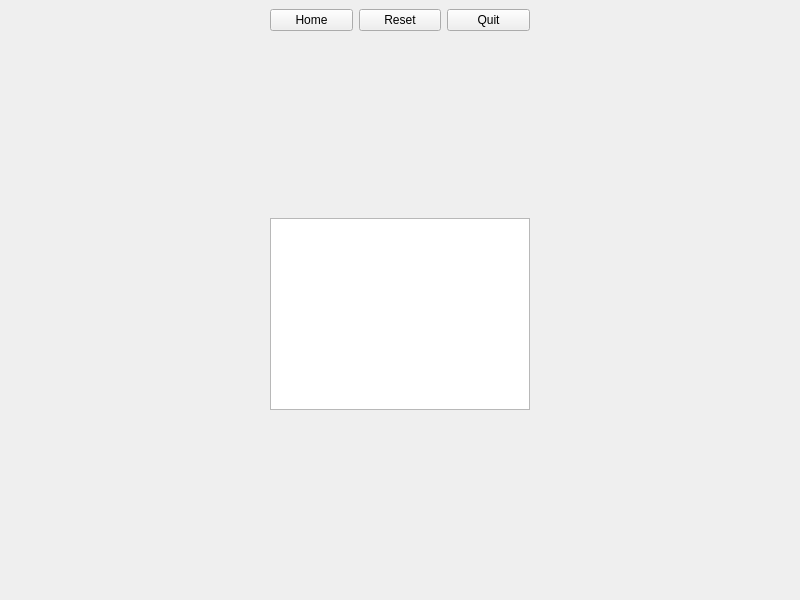
Old version of the form game.ui in the repository TithSambath/Game-XO.
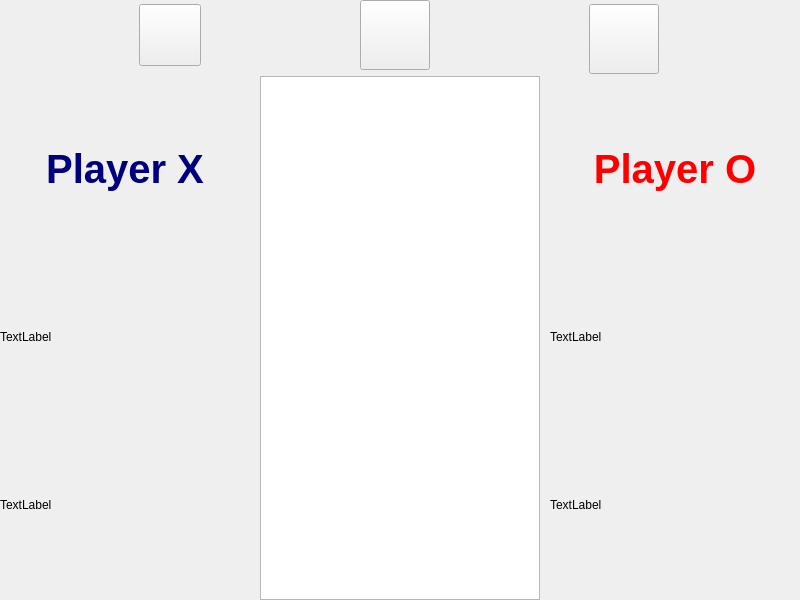
New version of the form. Icons and pictures are not drawn.

The edit to the form file:
```diff
--- a/game.ui
+++ b/game.ui
@@ -274,100 +274,378 @@
       </widget>
       <widget class="QWidget" name="page_3">
        <property name="styleSheet">
-        <string notr="true">border-color: rgb(255, 255, 255);
+        <string notr="true">border-image: url(:/backgroung1.png);
 </string>
        </property>
        <layout class="QGridLayout" name="gridLayout_2">
-        <item row="2" column="2">
-         <layout class="QVBoxLayout" name="verticalLayout">
+        <property name="leftMargin">
+         <number>0</number>
+        </property>
+        <property name="topMargin">
+         <number>0</number>
+        </property>
+        <property name="rightMargin">
+         <number>0</number>
+        </property>
+        <property name="bottomMargin">
+         <number>0</number>
+        </property>
+        <property name="horizontalSpacing">
+         <number>0</number>
+        </property>
+        <item row="1" column="1">
+         <spacer name="horizontalSpacer_5">
+          <property name="orientation">
+           <enum>Qt::Horizontal</enum>
+          </property>
+          <property name="sizeType">
+           <enum>QSizePolicy::Preferred</enum>
+          </property>
+          <property name="sizeHint" stdset="0">
+           <size>
+            <width>10</width>
+            <height>10</height>
+           </size>
+          </property>
+         </spacer>
+        </item>
+        <item row="1" column="3">
+         <spacer name="horizontalSpacer_6">
+          <property name="orientation">
+           <enum>Qt::Horizontal</enum>
+          </property>
+          <property name="sizeType">
+           <enum>QSizePolicy::Preferred</enum>
+          </property>
+          <property name="sizeHint" stdset="0">
+           <size>
+            <width>10</width>
+            <height>10</height>
+           </size>
+          </property>
+         </spacer>
+        </item>
+        <item row="0" column="0" colspan="5">
+         <layout class="QHBoxLayout" name="horizontalLayout_2">
+          <property name="topMargin">
+           <number>0</number>
+          </property>
+          <property name="bottomMargin">
+           <number>0</number>
+          </property>
           <item>
-           <layout class="QHBoxLayout" name="horizontalLayout">
-            <item>
-             <widget class="QPushButton" name="pushButton_2">
-              <property name="text">
-               <string>Home</string>
-              </property>
-             </widget>
-            </item>
-            <item>
-             <widget class="QPushButton" name="pushButton">
-              <property name="text">
-               <string>Reset</string>
-              </property>
-             </widget>
-            </item>
-            <item>
-             <widget class="QPushButton" name="pushButton_3">
-              <property name="text">
-               <string>Quit</string>
-              </property>
-             </widget>
-            </item>
-           </layout>
+           <widget class="QPushButton" name="HomeButton">
+            <property name="enabled">
+             <bool>true</bool>
+            </property>
+            <property name="maximumSize">
+             <size>
+              <width>60</width>
+              <height>60</height>
+             </size>
+            </property>
+            <property name="styleSheet">
+             <string notr="true">QPushButton{
+	border-image: url(:/Home Button.png);
+	max-width: 60px;
+	max-height: 60px;
+
+}
+QPushButton:hover{
+	border-image: url(:/Home Button.png);
+	border-width:  5%
+}</string>
+            </property>
+            <property name="text">
+             <string/>
+            </property>
+            <property name="iconSize">
+             <size>
+              <width>16</width>
+              <height>16</height>
+             </size>
+            </property>
+            <property name="checkable">
+             <bool>false</bool>
+            </property>
+           </widget>
           </item>
           <item>
-           <spacer name="verticalSpacer_5">
+           <spacer name="horizontalSpacer_3">
             <property name="orientation">
-             <enum>Qt::Vertical</enum>
+             <enum>Qt::Horizontal</enum>
             </property>
             <property name="sizeType">
-             <enum>QSizePolicy::MinimumExpanding</enum>
+             <enum>QSizePolicy::Fixed</enum>
             </property>
             <property name="sizeHint" stdset="0">
              <size>
-              <width>30</width>
-              <height>50</height>
+              <width>20</width>
+              <height>20</height>
              </size>
             </property>
            </spacer>
           </item>
           <item>
-           <widget class="QGraphicsView" name="view">
+           <widget class="QPushButton" name="reset">
+            <property name="minimumSize">
+             <size>
+              <width>70</width>
+              <height>70</height>
+             </size>
+            </property>
+            <property name="maximumSize">
+             <size>
+              <width>70</width>
+              <height>70</height>
+             </size>
+            </property>
             <property name="styleSheet">
-             <string notr="true"/>
+             <string notr="true">border-image: url(:/back buttton.png);</string>
             </property>
+            <property name="text">
+             <string/>
+            </property>
+            <property name="iconSize">
+             <size>
+              <width>16</width>
+              <height>16</height>
+             </size>
+            </property>
            </widget>
           </item>
           <item>
-           <spacer name="verticalSpacer_4">
+           <spacer name="horizontalSpacer_4">
             <property name="orientation">
-             <enum>Qt::Vertical</enum>
+             <enum>Qt::Horizontal</enum>
             </property>
+            <property name="sizeType">
+             <enum>QSizePolicy::Fixed</enum>
+            </property>
             <property name="sizeHint" stdset="0">
              <size>
               <width>20</width>
-              <height>40</height>
+              <height>20</height>
              </size>
             </property>
            </spacer>
           </item>
+          <item>
+           <widget class="QPushButton" name="pushbuton">
+            <property name="minimumSize">
+             <size>
+              <width>70</width>
+              <height>70</height>
+             </size>
+            </property>
+            <property name="maximumSize">
+             <size>
+              <width>60</width>
+              <height>60</height>
+             </size>
+            </property>
+            <property name="styleSheet">
+             <string notr="true">QPushButton{
+	border-image: url(:/back of button.png);
+	max-width: 60px;
+	max-height: 60px;
+
+}
+QPushButton:hover{
+	border-image: url(:/back of button.png);
+	border-width:  5%
+}</string>
+            </property>
+            <property name="text">
+             <string/>
+            </property>
+           </widget>
+          </item>
          </layout>
         </item>
-        <item row="2" column="3">
-         <spacer name="horizontalSpacer_4">
-          <property name="orientation">
-           <enum>Qt::Horizontal</enum>
+        <item row="1" column="0">
+         <layout class="QVBoxLayout" name="verticalLayout_5">
+          <property name="rightMargin">
+           <number>0</number>
           </property>
-          <property name="sizeHint" stdset="0">
-           <size>
-            <width>40</width>
-            <height>20</height>
-           </size>
+          <item>
+           <widget class="QLabel" name="label_5">
+            <property name="minimumSize">
+             <size>
+              <width>250</width>
+              <height>150</height>
+             </size>
+            </property>
+            <property name="maximumSize">
+             <size>
+              <width>150</width>
+              <height>150</height>
+             </size>
+            </property>
+            <property name="font">
+             <font>
+              <pointsize>30</pointsize>
+              <weight>75</weight>
+              <italic>false</italic>
+              <bold>true</bold>
+              <underline>false</underline>
+              <strikeout>false</strikeout>
+             </font>
+            </property>
+            <property name="layoutDirection">
+             <enum>Qt::LeftToRight</enum>
+            </property>
+            <property name="styleSheet">
+             <string notr="true">border-image: url(:/1600x500-blank-png - Copy.png);
+color: rgb(0, 0, 127);</string>
+            </property>
+            <property name="text">
+             <string>Player X</string>
+            </property>
+            <property name="alignment">
+             <set>Qt::AlignCenter</set>
+            </property>
+           </widget>
+          </item>
+          <item>
+           <widget class="QLabel" name="label_4">
+            <property name="minimumSize">
+             <size>
+              <width>200</width>
+              <height>150</height>
+             </size>
+            </property>
+            <property name="maximumSize">
+             <size>
+              <width>150</width>
+              <height>150</height>
+             </size>
+            </property>
+            <property name="styleSheet">
+             <string notr="true">border-image: url(:/1600x500-blank-png - Copy.png);</string>
+            </property>
+            <property name="text">
+             <string>TextLabel</string>
+            </property>
+            <property name="alignment">
+             <set>Qt::AlignLeading|Qt::AlignLeft|Qt::AlignVCenter</set>
+            </property>
+           </widget>
+          </item>
+          <item>
+           <widget class="QLabel" name="label_3">
+            <property name="minimumSize">
+             <size>
+              <width>200</width>
+              <height>150</height>
+             </size>
+            </property>
+            <property name="maximumSize">
+             <size>
+              <width>150</width>
+              <height>150</height>
+             </size>
+            </property>
+            <property name="styleSheet">
+             <string notr="true">border-image: url(:/1600x500-blank-png - Copy.png);</string>
+            </property>
+            <property name="text">
+             <string>TextLabel</string>
+            </property>
+           </widget>
+          </item>
+         </layout>
+        </item>
+        <item row="1" column="4">
+         <layout class="QVBoxLayout" name="verticalLayout_6">
+          <property name="leftMargin">
+           <number>0</number>
           </property>
-         </spacer>
+          <item>
+           <widget class="QLabel" name="label_7">
+            <property name="minimumSize">
+             <size>
+              <width>250</width>
+              <height>150</height>
+             </size>
+            </property>
+            <property name="maximumSize">
+             <size>
+              <width>194</width>
+              <height>150</height>
+             </size>
+            </property>
+            <property name="font">
+             <font>
+              <pointsize>30</pointsize>
+              <weight>75</weight>
+              <bold>true</bold>
+             </font>
+            </property>
+            <property name="styleSheet">
+             <string notr="true">border-image: url(:/1600x500-blank-png - Copy.png);
+color: rgb(255, 0, 0);</string>
+            </property>
+            <property name="text">
+             <string>Player O</string>
+            </property>
+            <property name="alignment">
+             <set>Qt::AlignCenter</set>
+            </property>
+           </widget>
+          </item>
+          <item>
+           <widget class="QLabel" name="label_8">
+            <property name="minimumSize">
+             <size>
+              <width>200</width>
+              <height>150</height>
+             </size>
+            </property>
+            <property name="maximumSize">
+             <size>
+              <width>150</width>
+              <height>150</height>
+             </size>
+            </property>
+            <property name="styleSheet">
+             <string notr="true">border-image: url(:/1600x500-blank-png - Copy.png);</string>
+            </property>
+            <property name="text">
+             <string>TextLabel</string>
+            </property>
+           </widget>
+          </item>
+          <item>
+           <widget class="QLabel" name="label_6">
+            <property name="minimumSize">
+             <size>
+              <width>200</width>
+              <height>150</height>
+             </size>
+            </property>
+            <property name="maximumSize">
+             <size>
+              <width>150</width>
+              <height>150</height>
+             </size>
+            </property>
+            <property name="styleSheet">
+             <string notr="true">border-image: url(:/1600x500-blank-png - Copy.png);</string>
+            </property>
+            <property name="text">
+             <string>TextLabel</string>
+            </property>
+           </widget>
+          </item>
+         </layout>
         </item>
-        <item row="2" column="1">
-         <spacer name="horizontalSpacer_3">
-          <property name="orientation">
-           <enum>Qt::Horizontal</enum>
+        <item row="1" column="2">
+         <widget class="QGraphicsView" name="view">
+          <property name="styleSheet">
+           <string notr="true">border-image: url(:/1600x500-blank-png - Copy.png);</string>
           </property>
-          <property name="sizeHint" stdset="0">
-           <size>
-            <width>40</width>
-            <height>20</height>
-           </size>
-          </property>
-         </spacer>
+         </widget>
         </item>
        </layout>
       </widget>
```
Left out of the diff: 32 changed lines with no effect on the pictures.
